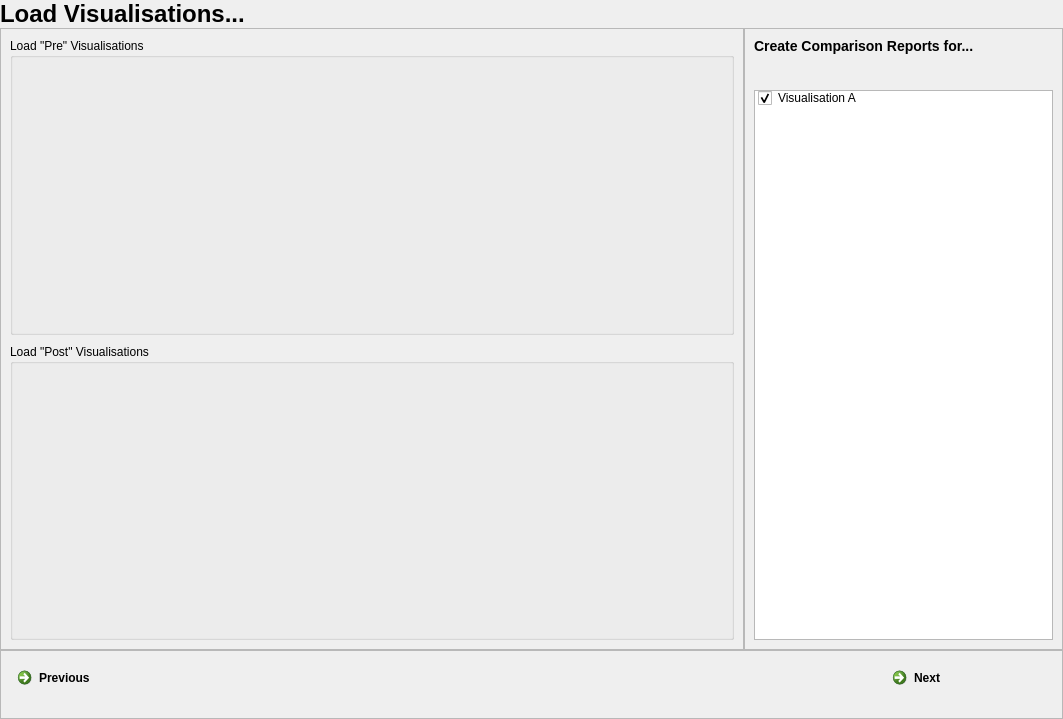
The window that load.ui (ONS-RossGD/OptiCORD2) describes before a commit, drawn with Qt 5.
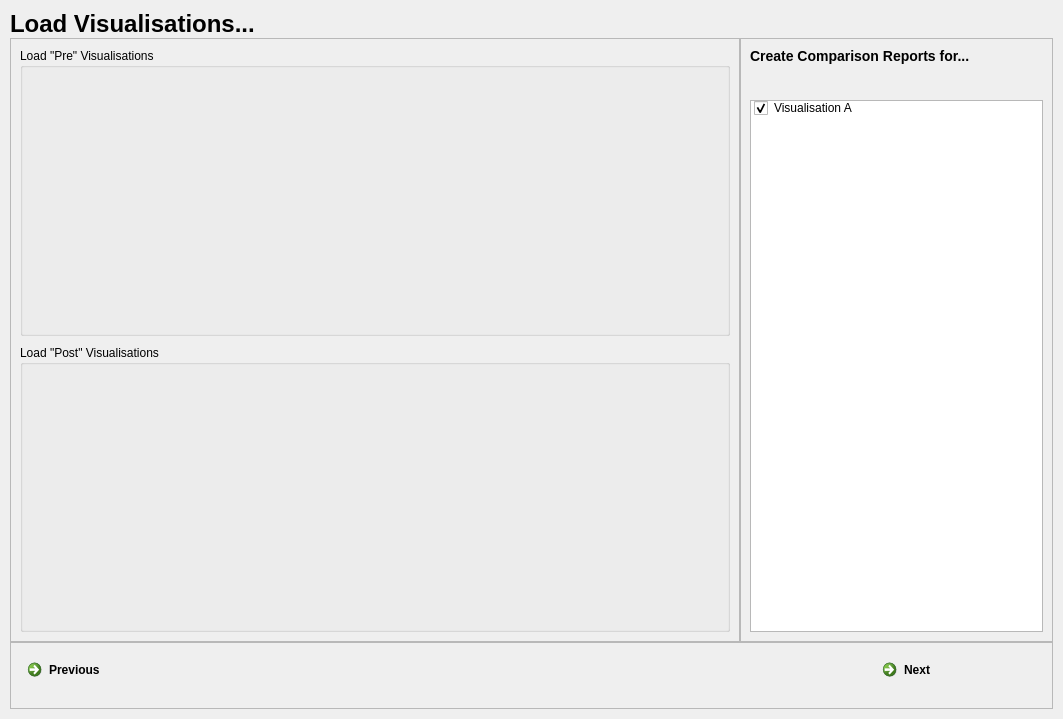
The same window after the commit.

Patch:
```diff
--- a/load.ui
+++ b/load.ui
@@ -15,16 +15,16 @@
   </property>
   <layout class="QGridLayout" name="gridLayout">
    <property name="leftMargin">
-    <number>0</number>
+    <number>10</number>
    </property>
    <property name="topMargin">
-    <number>0</number>
+    <number>10</number>
    </property>
    <property name="rightMargin">
-    <number>0</number>
+    <number>10</number>
    </property>
    <property name="bottomMargin">
-    <number>0</number>
+    <number>10</number>
    </property>
    <property name="spacing">
     <number>0</number>
```
